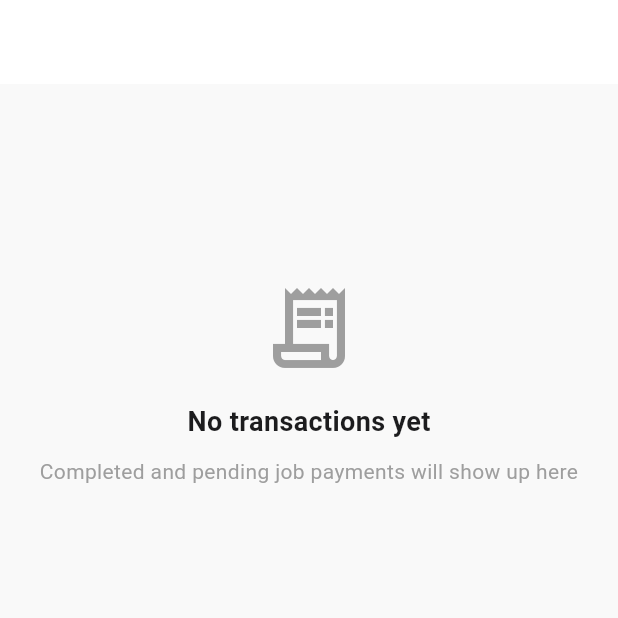
After one commit to Mahamudul-Dev/luxihub-user, a Flutter app: the ProfilePage screen opened by its route, after a tap on "Transaction History", on a phone screen of 412 x 824 dp, the top half of it. The commit adds this screen. Run offline on Flutter 3.47's test engine with Material 3 defaults, Android fonts, the light colour scheme and no system bars; our stand-ins replace bloc, dartz, equatable, firebase_core, firebase_messaging, flutter_bloc and 12 more; missing offline and left inert: flutter_polyline_points, flutter_stripe; accounts and stored records are empty; network calls fail; Roboto replaces fonts that are missing (Poppins).

Commit message:
feat: Implement transaction history feature with invoice generation and sharing

```diff
--- a/lib/core/routes/app_router.dart
+++ b/lib/core/routes/app_router.dart
@@ -52,6 +52,7 @@ import '../../features/rating_review/presentation/pages/provider_reviews_page.da
 import '../../features/saved_providers/presentation/pages/saved_providers_page.dart';
 import '../../features/service_providers/presentation/bloc/service_provider_bloc.dart';
 import '../../features/service_providers/presentation/pages/service_provider_list_page.dart';
+import '../../features/transactions/presentation/pages/transaction_history_page.dart';
 import '../../features/service_providers/presentation/pages/service_provider_profile_page.dart';
 import '../widgets/error_view.dart';
 
@@ -185,6 +186,11 @@ GoRouter createRouter(AuthBloc authBloc) {
           final job = state.extra as JobRequest;
           return RatingPage(job: job);
         },
+      ),
+      GoRoute(
+        name: AppRoutes.transactions.name,
+        path: AppRoutes.transactions.path,
+        builder: (context, state) => const TransactionHistoryPage(),
       ),
       GoRoute(
         name: AppRoutes.editProfile.name,
--- a/lib/core/routes/app_routes.dart
+++ b/lib/core/routes/app_routes.dart
@@ -19,6 +19,7 @@ class AppRoutes {
   static const RouteModel notifications = RouteModel(name: 'Notifications', path: '/notifications');
   static const RouteModel providerReviews = RouteModel(name: 'ProviderReviews', path: '/provider/:id/reviews');
   static const RouteModel savedProviders = RouteModel(name: 'SavedProviders', path: '/saved');
+  static const RouteModel transactions = RouteModel(name: 'Transactions', path: '/transactions');
 }
 
 class RouteModel {
--- a/lib/features/profile/presentation/pages/profile_page.dart
+++ b/lib/features/profile/presentation/pages/profile_page.dart
@@ -181,6 +181,14 @@ class _ProfilePageState extends State<ProfilePage> {
                 _InfoTile(icon: Icons.phone_outlined, label: 'Phone', value: profile.phone),
                 _InfoTile(icon: Icons.cake_outlined, label: 'Date of Birth', value: profile.dob),
 
+                const Divider(),
+                ListTile(
+                  leading: const Icon(Icons.receipt_long_outlined, color: AppColors.primary),
+                  title: const Text('Transaction History'),
+                  trailing: const Icon(Icons.chevron_right),
+                  onTap: () => context.push(AppRoutes.transactions.path),
+                ),
+
                 const SizedBox(height: Utils.defaultPadding * 2),
 
                 SizedBox(
--- /dev/null
+++ b/lib/features/transactions/data/datasources/transactions_datasource.dart
@@ -0,0 +1,83 @@
+import 'dart:typed_data';
+
+import 'package:supabase_flutter/supabase_flutter.dart';
+
+import '../../../../core/error/exceptions.dart';
+import '../../domain/entities/transaction_entity.dart';
+
+abstract interface class TransactionsDatasource {
+  Future<List<TransactionEntity>> getTransactions(String clientId);
+  Future<Uint8List> getInvoicePdf(String transactionId);
+}
+
+class TransactionsDatasourceImpl implements TransactionsDatasource {
+  final SupabaseClient _client;
+  const TransactionsDatasourceImpl(this._client);
+
+  @override
+  Future<List<TransactionEntity>> getTransactions(String clientId) async {
+    try {
+      final rows = await _client
+          .from('transactions')
+          .select('*')
+          .eq('client_id', clientId)
+          .order('created_at', ascending: false) as List;
+
+      if (rows.isEmpty) return [];
+
+      // Batch-join job_requests (category/description) and provider names
+      // manually — these tables aren't confirmed to have named FK constraints
+      // PostgREST could use for a `.select('*, job_requests(...)')` embed.
+      final jobIds = rows.map((r) => r['job_request_id'] as String).toSet().toList();
+      final providerIds = rows.map((r) => r['provider_id'] as String).whereType<String>().toSet().toList();
+
+      final jobsById = <String, Map<String, dynamic>>{};
+      if (jobIds.isNotEmpty) {
+        final jobs = await _client
+            .from('job_requests')
+            .select('id, category, description, completed_at')
+            .inFilter('id', jobIds) as List;
+        for (final j in jobs) {
+          jobsById[j['id'] as String] = j as Map<String, dynamic>;
+        }
+      }
+
+      final providersById = <String, Map<String, dynamic>>{};
+      if (providerIds.isNotEmpty) {
+        final providers = await _client
+            .from('profiles')
+            .select('id, name')
+            .inFilter('id', providerIds) as List;
+        for (final p in providers) {
+          providersById[p['id'] as String] = p as Map<String, dynamic>;
+        }
+      }
+
+      return rows.map((row) {
+        final map = Map<String, dynamic>.from(row as Map);
+        map['job_requests'] = jobsById[map['job_request_id']];
+        map['provider'] = providersById[map['provider_id']];
+        return TransactionEntity.fromJson(map);
+      }).toList();
+    } catch (e) {
+      throw ServerException(e.toString());
+    }
+  }
+
+  @override
+  Future<Uint8List> getInvoicePdf(String transactionId) async {
+    try {
+      final res = await _client.functions.invoke(
+        'generate-invoice',
+        body: {'transactionId': transactionId},
+      );
+
+      final data = res.data;
+      if (data is Uint8List) return data;
+      if (data is List<int>) return Uint8List.fromList(data);
+      throw ServerException('Unexpected invoice response (${data.runtimeType})');
+    } catch (e) {
+      throw ServerException(e.toString());
+    }
+  }
+}
--- /dev/null
+++ b/lib/features/transactions/domain/entities/transaction_entity.dart
@@ -0,0 +1,42 @@
+class TransactionEntity {
+  final String id;
+  final String jobId;
+  final double amount;
+  final String currency;
+  final String paymentMethod; // 'stripe' | 'cash'
+  final String status; // 'pending' | 'completed' | 'failed'
+  final String category;
+  final String? description;
+  final String? providerName;
+  final DateTime createdAt;
+
+  const TransactionEntity({
+    required this.id,
+    required this.jobId,
+    required this.amount,
+    required this.currency,
+    required this.paymentMethod,
+    required this.status,
+    required this.category,
+    required this.createdAt,
+    this.description,
+    this.providerName,
+  });
+
+  factory TransactionEntity.fromJson(Map<String, dynamic> json) {
+    final job = json['job_requests'] as Map<String, dynamic>?;
+    final provider = json['provider'] as Map<String, dynamic>?;
+    return TransactionEntity(
+      id: json['id'] as String,
+      jobId: json['job_request_id'] as String,
+      amount: (json['amount'] as num?)?.toDouble() ?? 0.0,
+      currency: (json['currency'] as String?) ?? 'gbp',
+      paymentMethod: (json['payment_method'] as String?) ?? 'stripe',
+      status: (json['status'] as String?) ?? 'pending',
+      category: (job?['category'] as String?) ?? 'Service',
+      description: job?['description'] as String?,
+      providerName: provider?['name'] as String?,
+      createdAt: DateTime.tryParse(json['created_at'] as String? ?? '') ?? DateTime.now(),
+    );
+  }
+}
--- /dev/null
+++ b/lib/features/transactions/domain/repositories/transactions_repository.dart
@@ -0,0 +1,9 @@
+import 'dart:typed_data';
+
+import '../entities/transaction_entity.dart';
+
+abstract interface class TransactionsRepository {
+  Future<List<TransactionEntity>> getTransactions(String clientId);
+
+  Future<Uint8List> getInvoicePdf(String transactionId);
+}
--- /dev/null
+++ b/lib/features/transactions/domain/usecases/get_invoice_pdf.dart
@@ -0,0 +1,11 @@
+import 'dart:typed_data';
+
+import '../repositories/transactions_repository.dart';
+
+class GetInvoicePdf {
+  final TransactionsRepository _repository;
+  const GetInvoicePdf(this._repository);
+
+  Future<Uint8List> call(String transactionId) =>
+      _repository.getInvoicePdf(transactionId);
+}
--- /dev/null
+++ b/lib/features/transactions/domain/usecases/get_transactions.dart
@@ -0,0 +1,10 @@
+import '../entities/transaction_entity.dart';
+import '../repositories/transactions_repository.dart';
+
+class GetTransactions {
+  final TransactionsRepository _repository;
+  const GetTransactions(this._repository);
+
+  Future<List<TransactionEntity>> call(String clientId) =>
+      _repository.getTransactions(clientId);
+}
--- /dev/null
+++ b/lib/features/transactions/presentation/pages/transaction_history_page.dart
@@ -0,0 +1,272 @@
+import 'dart:io';
+
+import 'package:flutter/material.dart';
+import 'package:flutter_bloc/flutter_bloc.dart';
+import 'package:path_provider/path_provider.dart';
+import 'package:share_plus/share_plus.dart';
+
+import '../../../../core/di/service_locator.dart';
+import '../../../../core/theme/app_colors.dart';
+import '../../../authentication/presentation/bloc/auth_bloc.dart';
+import '../../domain/entities/transaction_entity.dart';
+import '../../domain/usecases/get_invoice_pdf.dart';
+import '../../domain/usecases/get_transactions.dart';
+
+class TransactionHistoryPage extends StatefulWidget {
+  const TransactionHistoryPage({super.key});
+
+  @override
+  State<TransactionHistoryPage> createState() => _TransactionHistoryPageState();
+}
+
+class _TransactionHistoryPageState extends State<TransactionHistoryPage> {
+  List<TransactionEntity> _transactions = [];
+  bool _loading = true;
+  String? _error;
+  String? _downloadingId;
+
+  @override
+  void initState() {
+    super.initState();
+    _load();
+  }
+
+  Future<void> _load() async {
+    final authState = context.read<AuthBloc>().state;
+    if (authState is! AuthAuthenticated) return;
+    setState(() {
+      _loading = true;
+      _error = null;
+    });
+    try {
+      final transactions = await sl<GetTransactions>()(authState.user.id);
+      if (mounted) setState(() => _transactions = transactions);
+    } catch (e) {
+      if (mounted) setState(() => _error = e.toString());
+    } finally {
+      if (mounted) setState(() => _loading = false);
+    }
+  }
+
+  Future<void> _downloadInvoice(TransactionEntity transaction) async {
+    setState(() => _downloadingId = transaction.id);
+    try {
+      final bytes = await sl<GetInvoicePdf>()(transaction.id);
+      final dir = await getTemporaryDirectory();
+      final file = File('${dir.path}/invoice-${transaction.id.substring(0, 8)}.pdf');
+      await file.writeAsBytes(bytes, flush: true);
+      if (!mounted) return;
+      await SharePlus.instance.share(
+        ShareParams(files: [XFile(file.path)], fileNameOverrides: [file.uri.pathSegments.last]),
+      );
+    } catch (e) {
+      if (mounted) {
+        ScaffoldMessenger.of(context).showSnackBar(
+          SnackBar(content: Text('Could not download invoice: $e')),
+        );
+      }
+    } finally {
+      if (mounted) setState(() => _downloadingId = null);
+    }
+  }
+
+  @override
+  Widget build(BuildContext context) {
+    return Scaffold(
+      backgroundColor: AppColors.surfaceBackground,
+      appBar: AppBar(
+        backgroundColor: AppColors.background,
+        title: const Text('Transaction History'),
+      ),
+      body: RefreshIndicator(
+        onRefresh: _load,
+        color: AppColors.primary,
+        child: _buildBody(),
+      ),
+    );
+  }
+
+  Widget _buildBody() {
+    if (_loading) {
+      return ListView(
+        physics: const AlwaysScrollableScrollPhysics(),
+        children: const [
+          SizedBox(height: 300, child: Center(child: CircularProgressIndicator())),
+        ],
+      );
+    }
+
+    if (_error != null) {
+      return ListView(
+        physics: const AlwaysScrollableScrollPhysics(),
+        children: [
+          SizedBox(
+            height: 400,
+            child: Center(
+              child: Padding(
+                padding: const EdgeInsets.all(24),
+                child: Column(
+                  mainAxisSize: MainAxisSize.min,
+                  children: [
+                    const Icon(Icons.error_outline, size: 48, color: AppColors.error),
+                    const SizedBox(height: 12),
+                    Text(_error!, textAlign: TextAlign.center, style: const TextStyle(color: AppColors.textHint)),
+                    const SizedBox(height: 20),
+                    ElevatedButton(onPressed: _load, child: const Text('Retry')),
+                  ],
+                ),
+              ),
+            ),
+          ),
+        ],
+      );
+    }
+
+    if (_transactions.isEmpty) {
+      return ListView(
+        physics: const AlwaysScrollableScrollPhysics(),
+        children: const [
+          SizedBox(
+            height: 400,
+            child: Center(
+              child: Column(
+                mainAxisSize: MainAxisSize.min,
+                children: [
+                  Icon(Icons.receipt_long_outlined, size: 64, color: AppColors.textHint),
+                  SizedBox(height: 16),
+                  Text('No transactions yet',
+                      style: TextStyle(fontSize: 18, fontWeight: FontWeight.w700, color: AppColors.textPrimary)),
+                  SizedBox(height: 8),
+                  Text('Completed and pending job payments will show up here',
+                      textAlign: TextAlign.center, style: TextStyle(color: AppColors.textHint)),
+                ],
+              ),
+            ),
+          ),
+        ],
+      );
+    }
+
+    return ListView.separated(
+      physics: const AlwaysScrollableScrollPhysics(),
+      padding: const EdgeInsets.all(16),
+      itemCount: _transactions.length,
+      separatorBuilder: (_, _) => const SizedBox(height: 10),
+      itemBuilder: (context, index) => _TransactionTile(
+        transaction: _transactions[index],
+        isDownloading: _downloadingId == _transactions[index].id,
+        onDownload: () => _downloadInvoice(_transactions[index]),
+      ),
+    );
+  }
+}
+
+class _TransactionTile extends StatelessWidget {
+  const _TransactionTile({
+    required this.transaction,
+    required this.isDownloading,
+    required this.onDownload,
+  });
+
+  final TransactionEntity transaction;
+  final bool isDownloading;
+  final VoidCallback onDownload;
+
+  Color _statusColor() {
+    switch (transaction.status) {
+      case 'completed':
+        return AppColors.success;
+      case 'failed':
+        return AppColors.error;
+      default:
+        return AppColors.warning;
+    }
+  }
+
+  String _formatAmount() {
+    final symbol = transaction.currency.toLowerCase() == 'gbp' ? '£' : transaction.currency.toUpperCase();
+    return '$symbol${transaction.amount.toStringAsFixed(2)}';
+  }
+
+  String _formatDate() {
+    final d = transaction.createdAt;
+    return '${d.day.toString().padLeft(2, '0')}/${d.month.toString().padLeft(2, '0')}/${d.year}';
+  }
+
+  @override
+  Widget build(BuildContext context) {
+    final category = transaction.category.isNotEmpty
+        ? transaction.category[0].toUpperCase() + transaction.category.substring(1)
+        : 'Service';
+
+    return Container(
+      padding: const EdgeInsets.all(14),
+      decoration: BoxDecoration(
+        color: AppColors.background,
+        borderRadius: BorderRadius.circular(14),
+        border: Border.all(color: AppColors.divider),
+      ),
+      child: Row(
+        children: [
+          Container(
+            width: 44,
+            height: 44,
+            decoration: BoxDecoration(
+              color: AppColors.splashBackground,
+              borderRadius: BorderRadius.circular(12),
+            ),
+            child: const Icon(Icons.build_outlined, color: AppColors.primary),
+          ),
+          const SizedBox(width: 12),
+          Expanded(
+            child: Column(
+              crossAxisAlignment: CrossAxisAlignment.start,
+              children: [
+                Text(category, style: const TextStyle(fontWeight: FontWeight.w700, fontSize: 15)),
+                const SizedBox(height: 3),
+                Text(
+                  '${transaction.paymentMethod == 'stripe' ? 'Card' : 'Cash'} · ${_formatDate()}',
+                  style: const TextStyle(fontSize: 12, color: AppColors.textHint),
+                ),
+                const SizedBox(height: 4),
+                Container(
+                  padding: const EdgeInsets.symmetric(horizontal: 8, vertical: 2),
+                  decoration: BoxDecoration(
+                    color: _statusColor().withValues(alpha: 0.12),
+                    borderRadius: BorderRadius.circular(20),
+                  ),
+                  child: Text(
+                    transaction.status[0].toUpperCase() + transaction.status.substring(1),
+                    style: TextStyle(fontSize: 11, fontWeight: FontWeight.w600, color: _statusColor()),
+                  ),
+                ),
+              ],
+            ),
+          ),
+          Column(
+            crossAxisAlignment: CrossAxisAlignment.end,
+            children: [
+              Text(_formatAmount(), style: const TextStyle(fontWeight: FontWeight.w700, fontSize: 15)),
+              const SizedBox(height: 6),
+              if (transaction.status == 'completed')
+                isDownloading
+                    ? const SizedBox(
+                        width: 20,
+                        height: 20,
+                        child: CircularProgressIndicator(strokeWidth: 2),
+                      )
+                    : IconButton(
+                        icon: const Icon(Icons.download_outlined, size: 20, color: AppColors.primary),
+                        tooltip: 'Download invoice',
+                        onPressed: onDownload,
+                        visualDensity: VisualDensity.compact,
+                        padding: EdgeInsets.zero,
+                        constraints: const BoxConstraints(),
+                      ),
+            ],
+          ),
+        ],
+      ),
+    );
+  }
+}
--- a/pubspec.yaml
+++ b/pubspec.yaml
@@ -32,6 +32,8 @@ dependencies:
   firebase_messaging: ^15.2.5
   package_rename: ^1.10.1
   flutter_launcher_icons: ^0.14.4
+  path_provider: ^2.1.6
+  share_plus: ^13.3.0
 
 dev_dependencies:
   flutter_test:
```
Also changed, not shown: lib/core/di/service_locator.dart (+15 -0 lines), lib/features/transactions/data/repositories/transactions_repository_impl.dart (added, +18 -0 lines), pubspec.lock, 4 other files.
